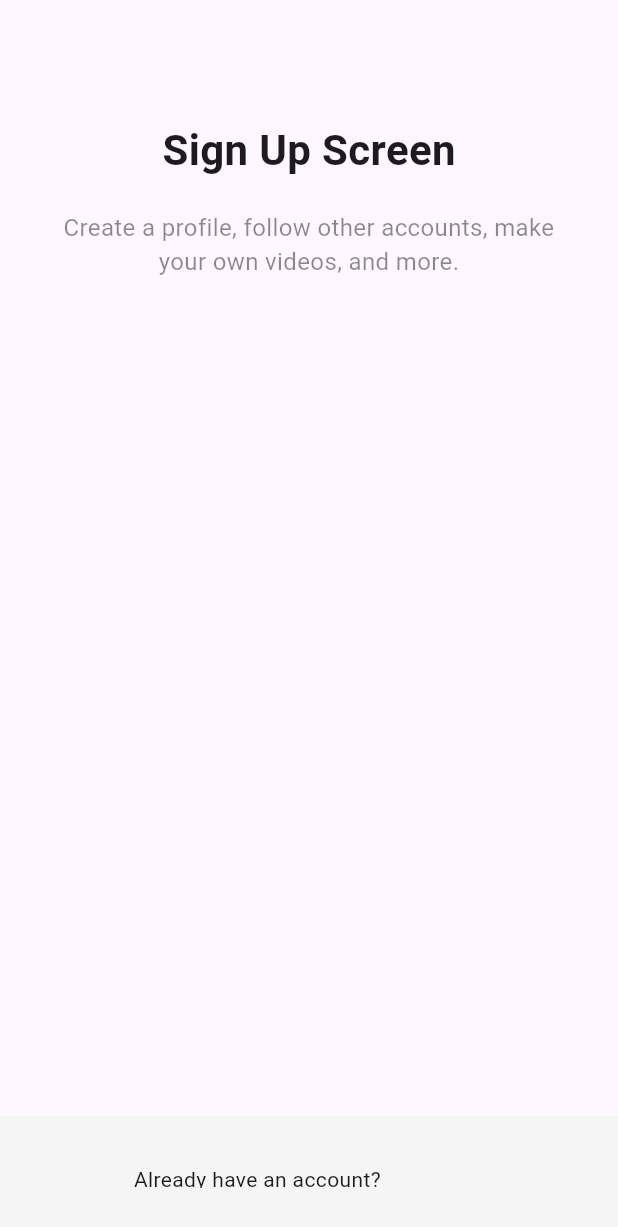
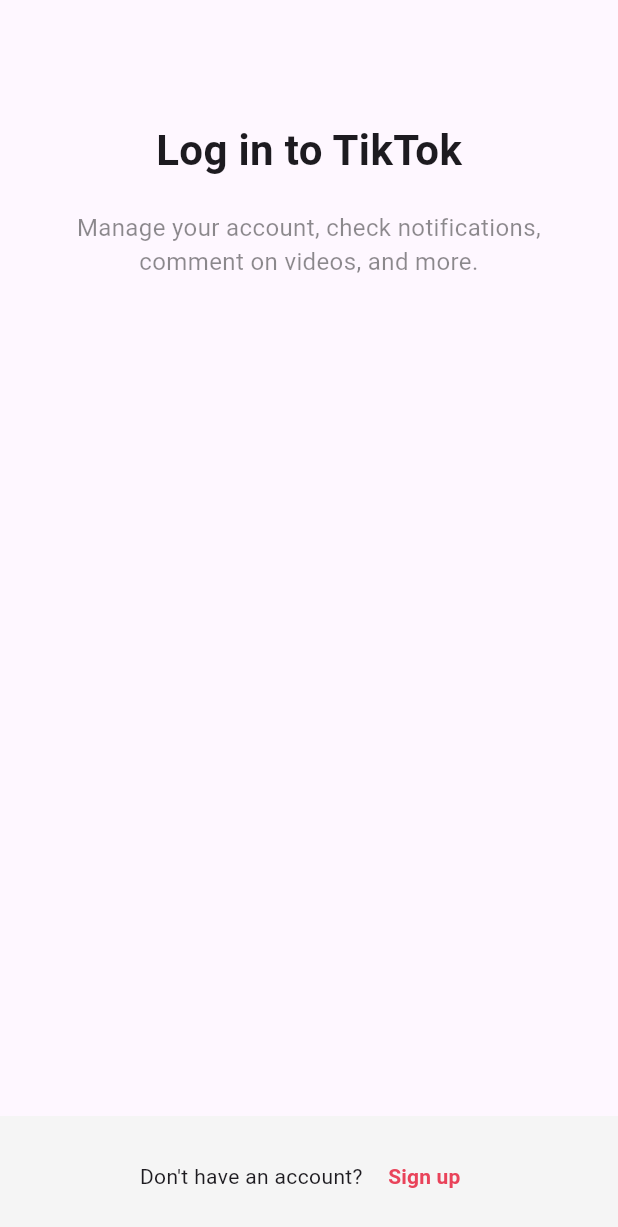
Before and after one commit to jrsky723/tiktok_clone, a Flutter app: the screen it shows after launch, after a tap on "Log in", on a phone screen of 412 x 824 dp. Shown: the top 1227 px of the screen. Run offline on Flutter 3.47's test engine with Material 3 defaults, Android fonts, the phone set to English and light mode, and no system bars.

Commit message:
# 4.1 Login Screen
- navigator.push는 새로운 화면을 스택처럼 쌓는다.
- LoginScreen에서는 push를 사용하지 않는다. (pop)
- loginScreen과 signUpScreen은 폴더로 구분되어있다.
- 같은 위젯을 공유하기 떄문에, 화면별로 생각하지말고, 기능별로 생각한다.
- FractionallySizedBox는 부모 위젯의 크기에 따라 크기가 변하는 위젯이다.

```diff
--- /dev/null
+++ b/lib/features/authentication/login_screen.dart
@@ -0,0 +1,69 @@
+import 'package:flutter/material.dart';
+import 'package:tiktok_clone/constants/gaps.dart';
+import 'package:tiktok_clone/constants/sizes.dart';
+
+class LoginScreen extends StatelessWidget {
+  const LoginScreen({super.key});
+
+  void onSignUpTap(BuildContext context) {
+    Navigator.of(context).pop();
+  }
+
+  @override
+  Widget build(BuildContext context) {
+    return Scaffold(
+      body: const SafeArea(
+        child: Padding(
+          padding: EdgeInsets.symmetric(
+            horizontal: Sizes.size40,
+          ),
+          child: Column(
+            children: [
+              Gaps.v80,
+              Text(
+                'Log in to TikTok',
+                style: TextStyle(
+                  fontSize: Sizes.size28,
+                  fontWeight: FontWeight.w700,
+                ),
+              ),
+              Gaps.v20,
+              Text(
+                'Manage your account, check notifications, comment on videos, and more.',
+                style: TextStyle(
+                  fontSize: Sizes.size16,
+                  color: Colors.black45,
+                ),
+                textAlign: TextAlign.center,
+              ),
+            ],
+          ),
+        ),
+      ),
+      bottomNavigationBar: BottomAppBar(
+        color: Colors.grey.shade100,
+        elevation: 1,
+        child: Row(
+          mainAxisAlignment: MainAxisAlignment.center,
+          children: [
+            const Text("Don't have an account?"),
+            Gaps.h5,
+            TextButton(
+              onPressed: () {},
+              child: GestureDetector(
+                onTap: () => onSignUpTap(context),
+                child: Text(
+                  "Sign up",
+                  style: TextStyle(
+                    fontWeight: FontWeight.w600,
+                    color: Theme.of(context).primaryColor,
+                  ),
+                ),
+              ),
+            ),
+          ],
+        ),
+      ),
+    );
+  }
+}
--- a/lib/screens/sign_up/sign_up_screen.dart
+++ b/lib/features/authentication/sign_up_screen.dart
@@ -1,9 +1,17 @@
 import 'package:flutter/material.dart';
 import 'package:tiktok_clone/constants/gaps.dart';
 import 'package:tiktok_clone/constants/sizes.dart';
+import 'package:tiktok_clone/features/authentication/login_screen.dart';
+import 'package:tiktok_clone/features/authentication/widgets/auth_button.dart';
 
 class SignUpScreen extends StatelessWidget {
   const SignUpScreen({super.key});
+
+  void onLoginTap(BuildContext context) {
+    Navigator.of(context).push(MaterialPageRoute(
+      builder: (context) => const LoginScreen(),
+    ));
+  }
 
   @override
   Widget build(BuildContext context) {
@@ -17,7 +25,7 @@ class SignUpScreen extends StatelessWidget {
             children: [
               Gaps.v80,
               Text(
-                'Sign Up Screen',
+                'Sign Up to TikTok',
                 style: TextStyle(
                   fontSize: Sizes.size28,
                   fontWeight: FontWeight.w700,
@@ -32,6 +40,9 @@ class SignUpScreen extends StatelessWidget {
                 ),
                 textAlign: TextAlign.center,
               ),
+              Gaps.v40,
+              AuthButton(text: "Use phone or email"),
+              AuthButton(text: "Continue with Apple"),
             ],
           ),
         ),
@@ -39,10 +50,6 @@ class SignUpScreen extends StatelessWidget {
       bottomNavigationBar: BottomAppBar(
         color: Colors.grey.shade100,
         elevation: 1,
-        child: Padding(
-          padding: const EdgeInsets.symmetric(
-            vertical: Sizes.size20,
-          ),
         child: Row(
           mainAxisAlignment: MainAxisAlignment.center,
           children: [
@@ -50,6 +57,8 @@ class SignUpScreen extends StatelessWidget {
             Gaps.h5,
             TextButton(
               onPressed: () {},
+              child: GestureDetector(
+                onTap: () => onLoginTap(context),
                 child: Text(
                   "Log in",
                   style: TextStyle(
@@ -58,8 +67,8 @@ class SignUpScreen extends StatelessWidget {
                   ),
                 ),
               ),
+            ),
           ],
-          ),
         ),
       ),
     );
--- /dev/null
+++ b/lib/features/authentication/widgets/auth_button.dart
@@ -0,0 +1,34 @@
+import 'package:flutter/material.dart';
+import 'package:tiktok_clone/constants/sizes.dart';
+
+class AuthButton extends StatelessWidget {
+  final String text;
+
+  const AuthButton({super.key, required this.text});
+
+  @override
+  Widget build(BuildContext context) {
+    return FractionallySizedBox(
+      widthFactor: 1,
+      child: Container(
+        padding: const EdgeInsets.symmetric(
+          vertical: Sizes.size14,
+        ),
+        decoration: BoxDecoration(
+          border: Border.all(
+            color: Colors.grey.shade300,
+            width: Sizes.size1,
+          ),
+        ),
+        child: Text(
+          text,
+          textAlign: TextAlign.center,
+          style: const TextStyle(
+            fontSize: Sizes.size16,
+            fontWeight: FontWeight.w600,
+          ),
+        ),
+      ),
+    );
+  }
+}
--- a/lib/main.dart
+++ b/lib/main.dart
@@ -1,5 +1,5 @@
 import 'package:flutter/material.dart';
-import 'package:tiktok_clone/screens/sign_up/sign_up_screen.dart';
+import 'package:tiktok_clone/features/authentication/sign_up_screen.dart';
 
 void main() {
   runApp(const TikTokApp());
```
Lines whose indentation alone changed are shown as unchanged.
